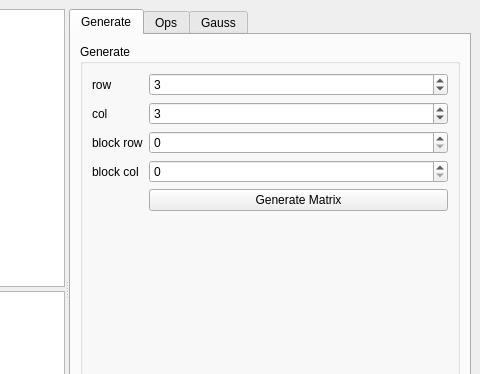
Before: the Qt Designer form Algebra/Matrix/mainwindow.ui in RicardoBusta/Doutorado, drawn with Qt 5; both pictures show x 320 to 800 and y 0 to 374 of the 800 by 600 pixel window.
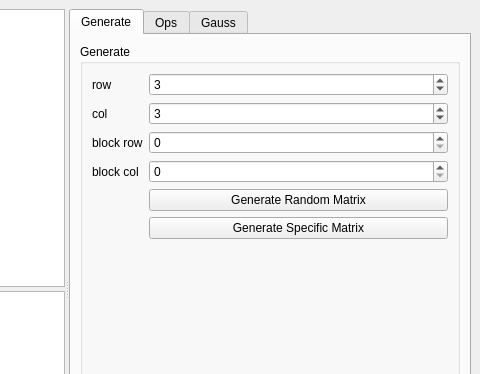
After: the same form once the commit is applied.

Patch:
```diff
--- a/Algebra/Matrix/mainwindow.ui
+++ b/Algebra/Matrix/mainwindow.ui
@@ -131,7 +131,14 @@
                <item row="4" column="1">
                 <widget class="QPushButton" name="generate_pushButton">
                  <property name="text">
-                  <string>Generate Matrix</string>
+                  <string>Generate Random Matrix</string>
+                 </property>
+                </widget>
+               </item>
+               <item row="5" column="1">
+                <widget class="QPushButton" name="gen_spec_pushButton">
+                 <property name="text">
+                  <string>Generate Specific Matrix</string>
                  </property>
                 </widget>
                </item>
```
Left out of the diff: 6 changed lines with no effect on the pictures.
